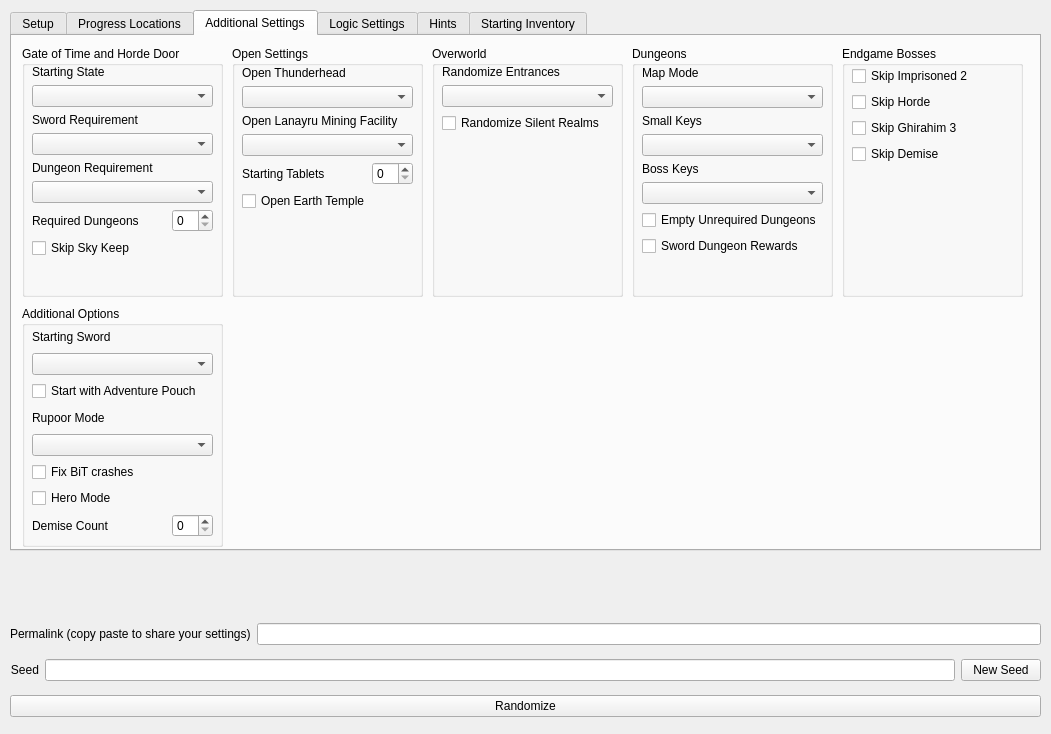
First picture: the form in gui/randogui.ui, repository ssrando/ssrando, before the edit.
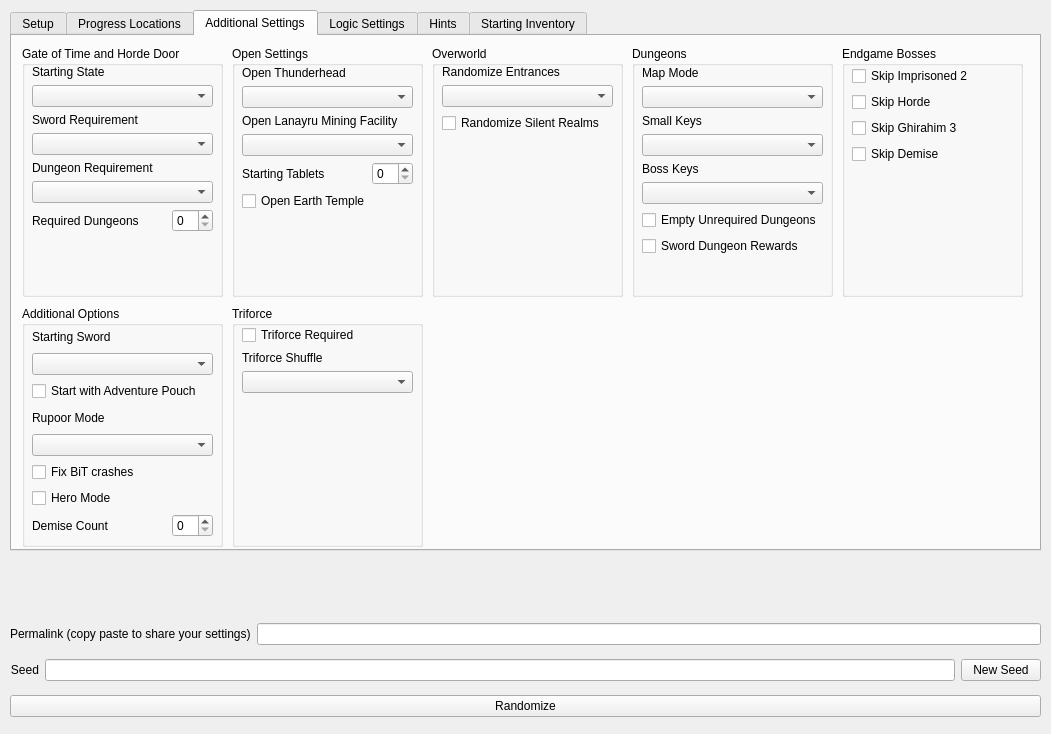
Second picture: the form after the edit. The open tabs and pages were chosen to show the change.

Commit message: randomize triforces option; refactor skip sky keep

The edit to the form file:
```diff
--- a/gui/randogui.ui
+++ b/gui/randogui.ui
@@ -745,7 +745,7 @@
          <x>10</x>
          <y>19</y>
          <width>181</width>
-         <height>223</height>
+         <height>242</height>
         </rect>
        </property>
        <layout class="QVBoxLayout" name="verticalLayout">
@@ -821,13 +821,6 @@
           </item>
          </layout>
         </item>
-        <item>
-         <widget class="QCheckBox" name="option_skip_skykeep">
-          <property name="text">
-           <string>Skip Sky Keep</string>
-          </property>
-         </widget>
-        </item>
         <item>
          <spacer name="verticalSpacer_3">
           <property name="orientation">
@@ -1262,6 +1255,74 @@
        </layout>
       </widget>
      </widget>
+     <widget class="QGroupBox" name="groupBox_17">
+      <property name="geometry">
+       <rect>
+        <x>220</x>
+        <y>270</y>
+        <width>191</width>
+        <height>241</height>
+       </rect>
+      </property>
+      <property name="title">
+       <string>Triforce</string>
+      </property>
+      <widget class="QWidget" name="verticalLayoutWidget_15">
+       <property name="geometry">
+        <rect>
+         <x>10</x>
+         <y>19</y>
+         <width>171</width>
+         <height>221</height>
+        </rect>
+       </property>
+       <layout class="QVBoxLayout" name="verticalLayout_31">
+        <item>
+         <layout class="QVBoxLayout" name="verticalLayout_37"/>
+        </item>
+        <item>
+         <widget class="QCheckBox" name="option_triforce_required">
+          <property name="text">
+           <string>Triforce Required</string>
+          </property>
+         </widget>
+        </item>
+        <item>
+         <widget class="QLabel" name="label_for_option_triforce_shuffle">
+          <property name="text">
+           <string>Triforce Shuffle</string>
+          </property>
+         </widget>
+        </item>
+        <item>
+         <widget class="QComboBox" name="option_triforce_shuffle">
+          <property name="currentText">
+           <string/>
+          </property>
+          <property name="currentIndex">
+           <number>-1</number>
+          </property>
+         </widget>
+        </item>
+        <item>
+         <spacer name="verticalSpacer_6">
+          <property name="orientation">
+           <enum>Qt::Vertical</enum>
+          </property>
+          <property name="sizeType">
+           <enum>QSizePolicy::MinimumExpanding</enum>
+          </property>
+          <property name="sizeHint" stdset="0">
+           <size>
+            <width>20</width>
+            <height>70</height>
+           </size>
+          </property>
+         </spacer>
+        </item>
+       </layout>
+      </widget>
+     </widget>
     </widget>
     <widget class="QWidget" name="tab_5">
      <attribute name="title">
```
Left out of the diff: 2 changed lines with no effect on the pictures. The commit also changes 13 other files.
